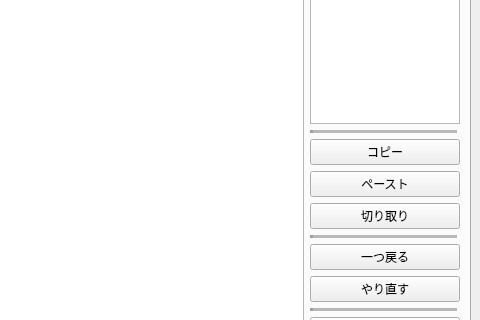
Old version of the form mainwindow.ui in the repository ROMEKANA/TimeTable; both pictures show x 690 to 1170 and y 420 to 740 of the 1170 by 869 pixel window.
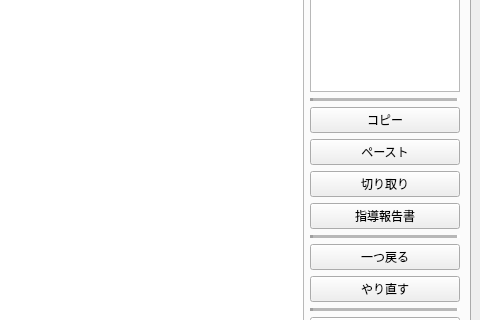
New version of the form.

Commit message: 選択セルから指導報告書を作成できるようにする。選択したセルの指導報告書印刷プレビュー機能を追加し、UIにボタンとメニューアクションを追加

Diff of the .ui file:
```diff
--- a/mainwindow.ui
+++ b/mainwindow.ui
@@ -173,6 +173,13 @@
               </property>
              </widget>
             </item>
+            <item>
+             <widget class="QPushButton" name="selectedCellGuidanceReportButton">
+              <property name="text">
+               <string>指導報告書</string>
+              </property>
+             </widget>
+            </item>
             <item>
              <widget class="Line" name="line_4">
               <property name="lineWidth">
```
Left out of the diff: 9 changed lines with no effect on the pictures. The commit also changes 4 other files.
